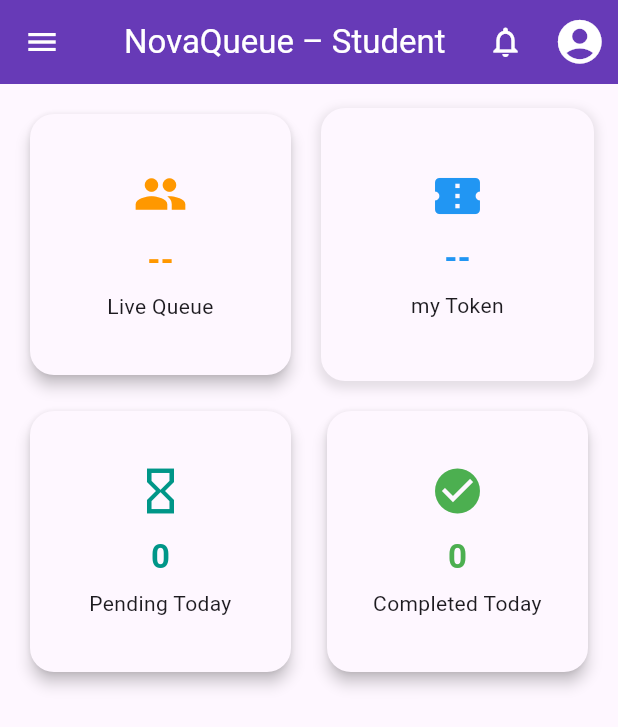
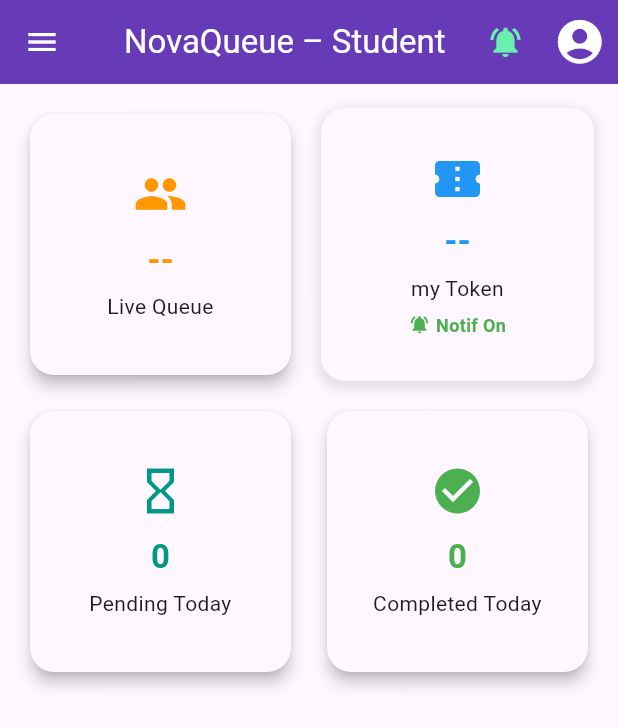
Before and after one commit to Sakshi-Kathwade/NOVA-QUEUE, a Flutter app: the QueueStatusScreen screen opened directly with empty values, on a phone screen of 412 x 824 dp. Shown: the top 727 px of the screen. Run offline on Flutter 3.47's test engine with Material 3 defaults, Android fonts, the phone set to English and light mode, and no system bars; our stand-ins replace csv, firebase_auth, firebase_core, firebase_messaging, flutter_local_notifications, google_fonts and 6 more; missing offline and left inert: excel; accounts and stored records are empty; network calls fail.

Commit message:
add the notification feature

```diff
--- a/app_frontend/lib/Component_Student/student_dashboard.dart
+++ b/app_frontend/lib/Component_Student/student_dashboard.dart
@@ -43,6 +43,7 @@ class _QueueStatusScreenState extends State<QueueStatusScreen> {
   String nowServingToken = "--";
   int waitingCount = 0;
   String currentLanguage = 'english';
+  bool notificationsEnabled = true;
 
   int activePendingCount = 0; // ✅ New state for Pending Today
   int activeCompletedCount = 0; // ✅ New state for Completed Today
@@ -108,6 +109,9 @@ class _QueueStatusScreenState extends State<QueueStatusScreen> {
             studentEmail = s["email"] ?? "";
             studentRole = s["role"] ?? "Student";
             _studentProfilePictureUrl = s['profilePicture'];
+            if (s["notificationEnabled"] != null) {
+              notificationsEnabled = s["notificationEnabled"];
+            }
           });
         }
       }
@@ -338,15 +342,17 @@ class _QueueStatusScreenState extends State<QueueStatusScreen> {
         ),
         actions: [
           IconButton(
-            icon: const Icon(Icons.notifications_none),
+            icon: Icon(
+              notificationsEnabled ? Icons.notifications_active : Icons.notifications_off,
+              color: notificationsEnabled ? Colors.greenAccent : Colors.white54,
+            ),
             onPressed: () {
               ScaffoldMessenger.of(context).showSnackBar(
                 SnackBar(
                   content: Text(
-                    Translations.translate(
-                      'no_new_notifications',
-                      currentLanguage,
-                    ),
+                    notificationsEnabled
+                        ? Translations.translate('no_new_notifications', currentLanguage)
+                        : "Notifications are currently disabled.",
                   ),
                 ),
               );
@@ -571,6 +577,26 @@ class _QueueStatusScreenState extends State<QueueStatusScreen> {
                         Text(
                           Translations.translate('my Token', currentLanguage),
                           textAlign: TextAlign.center,
+                        ),
+                        const SizedBox(height: 6),
+                        Row(
+                          mainAxisAlignment: MainAxisAlignment.center,
+                          children: [
+                            Icon(
+                              notificationsEnabled ? Icons.notifications_active : Icons.notifications_off,
+                              size: 14,
+                              color: notificationsEnabled ? Colors.green : Colors.grey,
+                            ),
+                            const SizedBox(width: 4),
+                            Text(
+                              notificationsEnabled ? "Notif On" : "Notif Off",
+                              style: TextStyle(
+                                fontSize: 12,
+                                color: notificationsEnabled ? Colors.green : Colors.grey,
+                                fontWeight: FontWeight.bold,
+                              ),
+                            ),
+                          ],
                         ),
                       ],
                     ),
```
Also changed, not shown: app_frontend/lib/Component_Staff/admin_history.dart (+8 -4 lines), app_frontend/lib/Component_Staff/admin_setting.dart (+51 -0 lines), app_frontend/lib/Component_Student/student_setting.dart (+12 -7 lines), 5 other files.
